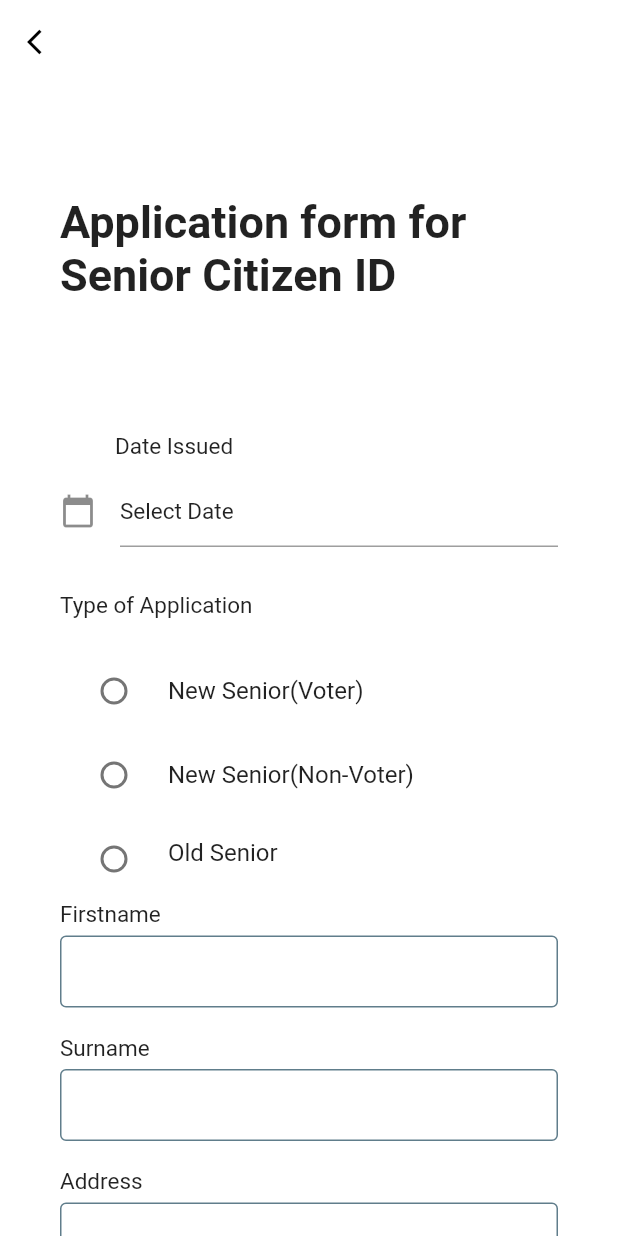
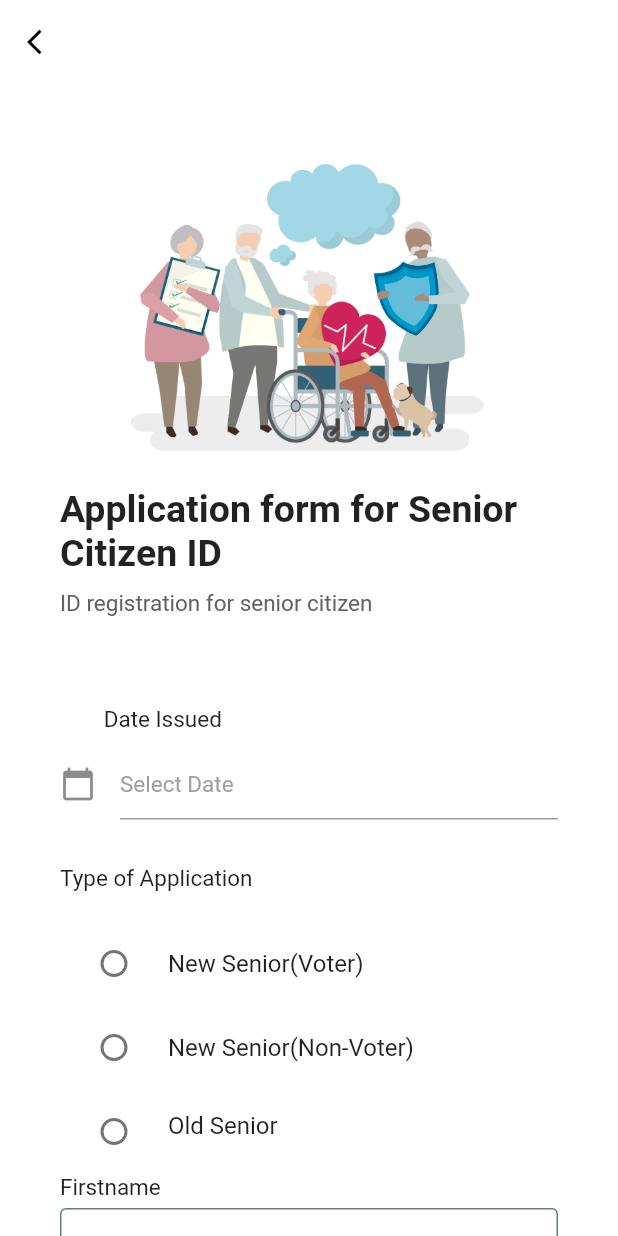
Before and after one commit to shelterClone/elderly_squire_new_proj_2023, a Flutter app: the ID_Reg screen opened directly, on a phone screen of 412 x 824 dp. Run offline on Flutter 3.47's test engine with Material 2 defaults, Android fonts, the phone set to English and light mode, and no system bars; our stand-ins replace cloud_firestore, dio, file_picker, firebase_auth, firebase_core, flare_flutter and 4 more; missing offline and left inert: flutter_pdfview, flutter_tawk, image_picker_for_web; accounts and stored records are empty.

Commit message:
few changes

```diff
--- a/lib/ID_Registration/ID_Registration.dart
+++ b/lib/ID_Registration/ID_Registration.dart
@@ -57,31 +57,40 @@ class _ID_RegState extends State< ID_Reg> {
               Column(
                 children: <Widget>[
                   Container(
-                    margin: EdgeInsets.only(bottom: 8),
+                      margin: EdgeInsets.only(bottom: 20),
+                      child: Image.asset('assets/images/health_consult.png',
+                          height: 200)),
+                  Container(
+                    margin: EdgeInsets.only(bottom: 5),
                     child: Align(
                       alignment: Alignment.centerLeft,
                       child: Text("Application form for Senior Citizen ID",
-                        style: TextStyle(fontSize: 30, fontWeight: FontWeight.bold),),
+                        style: TextStyle(
+                            fontSize: 25,
+                            fontWeight: FontWeight.bold,
+
+                        ),)
+                      ,
                     ),
                   ),
                   SizedBox(height: 5),
-//                  Container(
-//                    margin: EdgeInsets.only(bottom: 10),
-//                    child: Align(
-//                      alignment: Alignment.centerLeft,
-//                      child: Text("Sign Up for your Elderly Squire account",
-//                        style: TextStyle(
-//                            fontSize: 15,
-//                            color:Colors.grey[700]),),
-//                    ),
-//                  )
+                 Container(
+                   margin: EdgeInsets.only(bottom: 10),
+                   child: Align(
+                     alignment: Alignment.centerLeft,
+                     child: Text("ID registration for senior citizen",
+                       style: TextStyle(
+                           fontSize: 15,
+                           color:Colors.grey[700]),),
+                   ),
+                 )
 
                 ],
               ),
               Column(
                 children: <Widget>[
                   Container(//-------------------------------------------Date Issued----------------------------------//
-                      margin:EdgeInsets.only(right:180, bottom: 10),
+                      margin:EdgeInsets.only(right:195, bottom: 10),
                       child: Text("Date Issued",
                         style: TextStyle(
                             fontSize: 15,
@@ -99,7 +108,7 @@ class _ID_RegState extends State< ID_Reg> {
                           hintStyle: TextStyle(
                             fontSize: 15,
                             fontWeight: FontWeight.w400,
-                            color:Colors.black87
+                            color:Colors.grey
                         ),
                         ),
                         readOnly: true,
@@ -177,10 +186,10 @@ class _ID_RegState extends State< ID_Reg> {
                   inputFile(label: "Surname"),
                   // inputFile(label: "Lastname"),
                   inputFile(label: "Address"),
-                  inputFile(label: "Years of Residence in Manila"),
+                  // inputFile(label: "Years of Residence in Manila"),
                   inputFile(label: "Birthplace"),
                   Container(//-------------------------------------------Date of Birth----------------------------------//
-                    margin:EdgeInsets.only(top:10,right:245, bottom: 10),
+                    margin:EdgeInsets.only(top:10,right:190, bottom: 10),
                     child: Text("Date of Birth",
                       style: TextStyle(
                           fontSize: 15,
@@ -203,7 +212,7 @@ class _ID_RegState extends State< ID_Reg> {
                             hintStyle: TextStyle(
                                 fontSize: 15,
                                 fontWeight: FontWeight.w400,
-                                color:Colors.black87
+                                color:Colors.grey
                             ),
                           ),
                           readOnly: true,
@@ -228,7 +237,7 @@ class _ID_RegState extends State< ID_Reg> {
                   inputFile(label: "Age"),
                   inputFile(label: "Nationality"),
                   Container(//-------------------------------------------Year of Residence in Manila----------------------------------//
-                    margin:EdgeInsets.only(top:10,right:146, bottom: 10),
+                    margin:EdgeInsets.only(top:10,right:90, bottom: 10),
                     child: Text("Year of Residence in Manila",
                       style: TextStyle(
                           fontSize: 15,
@@ -251,7 +260,7 @@ class _ID_RegState extends State< ID_Reg> {
                             hintStyle: TextStyle(
                                 fontSize: 15,
                                 fontWeight: FontWeight.w400,
-                                color:Colors.black87
+                                color:Colors.grey
                             ),
                           ),
                           readOnly: true,
@@ -279,8 +288,9 @@ class _ID_RegState extends State< ID_Reg> {
                   inputFile(label: "Monthly Salary"),
                   inputFile(label: "Monthly Pension"),
                   inputFile(label: "Kasalukuyang Gawain/Present Work"),
+                  SizedBox(height:10),
                   Container(
-                    margin: EdgeInsets.only(bottom: 20,right:205),
+                    margin: EdgeInsets.only(bottom: 10,right:150),
                     child: Text("Valid ID Presented", style: TextStyle(//---------------------Valid ID presented----------------// L
                         fontSize: 15,
                         fontWeight: FontWeight.w400,
@@ -357,6 +367,7 @@ class _ID_RegState extends State< ID_Reg> {
                       });
                     },
                   ),
+                  SizedBox(height: 10),
 
                   inputFile(label: "Email"),
                   Container(
--- a/pubspec.yaml
+++ b/pubspec.yaml
@@ -164,6 +164,7 @@ flutter:
    - assets/images/flat.png
    - assets/images/grave.png
    - assets/images/bank.png
+   - assets/images/health_consult.png
 
 
 
```
Also changed, not shown: assets/images/health_consult.png (added).
